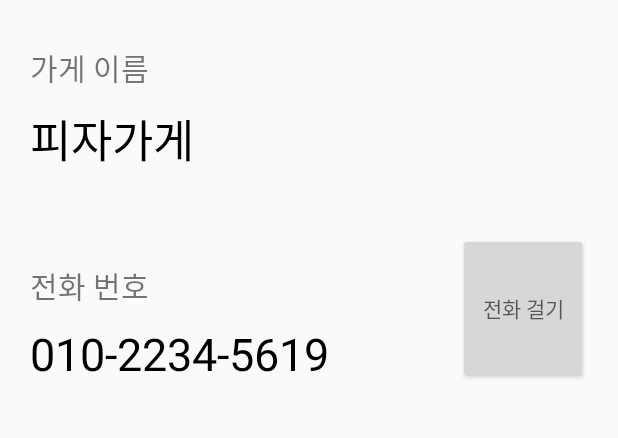
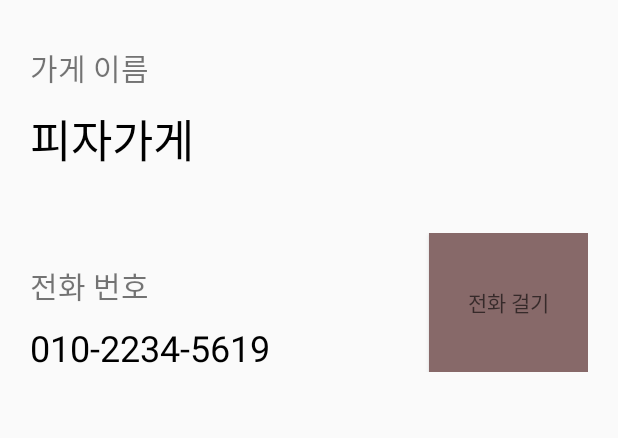
Before and after one commit to RobertHan96/PizzaStorePractice, an Android app: the layout activity_store_detail.xml on its own in the app's theme, with its tools: preview values and no code run, on a phone screen of 412 x 824 dp, the part 255-693 px from its top. Run offline under Robolectric (Android 15) with nearby library versions, the phone set to English and light mode, and no system bars.

Commit message:
7th commit : StoreDetail 액티비티 완성 : 전화 액션 인텐트 추가

```diff
--- a/app/src/main/res/layout/activity_store_detail.xml
+++ b/app/src/main/res/layout/activity_store_detail.xml
@@ -16,7 +16,7 @@
         android:orientation="vertical">
         <de.hdodenhof.circleimageview.CircleImageView
             xmlns:app="http://schemas.android.com/apk/res-auto"
-            android:id="@+id/storeLogoImg"
+            android:id="@+id/storeDetailLogoImg"
             android:layout_width="150dp"
             android:layout_height="150dp"
             android:src="@mipmap/ic_launcher"
@@ -32,6 +32,7 @@
             android:textSize="20sp"/>
 
         <TextView
+            android:id="@+id/storeName"
             android:layout_width="match_parent"
             android:layout_height="wrap_content"
             android:text="피자가게"
@@ -44,6 +45,7 @@
         android:layout_marginTop="20dp"
         android:orientation="horizontal"
         android:layout_width="match_parent"
+        android:gravity="center_vertical"
         android:layout_height="wrap_content">
 
         <LinearLayout
@@ -59,11 +61,12 @@
                 android:textSize="20sp"/>
 
             <TextView
+                android:id="@+id/storePhone"
                 android:layout_width="wrap_content"
                 android:layout_height="wrap_content"
                 android:text="010-2234-5619"
                 android:textColor="#000000"
-                android:textSize="30sp"/>
+                android:textSize="24sp"/>
         </LinearLayout>
 
         <TextView
@@ -72,9 +75,11 @@
             android:layout_weight="1"/>
 
         <Button
+            android:id="@+id/btnCall"
             android:layout_weight="1"
             android:layout_width="0dp"
             android:layout_height="match_parent"
+            android:background="#876969"
             android:hint="전화 걸기"/>
 
     </LinearLayout>
```
Also changed, not shown: app/src/main/java/com/nexon/pizzastorepractice/MainActivity.kt (+4 -4 lines), app/src/main/java/com/nexon/pizzastorepractice/StoreDetailActivity.kt (+35 -1 lines).
